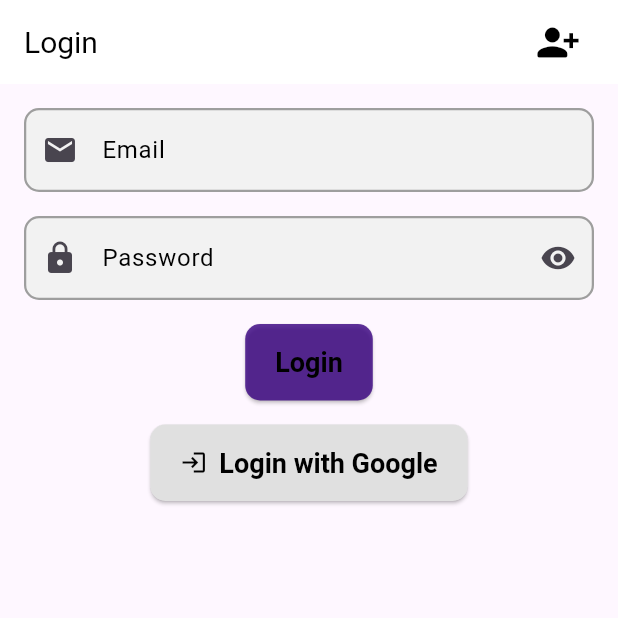
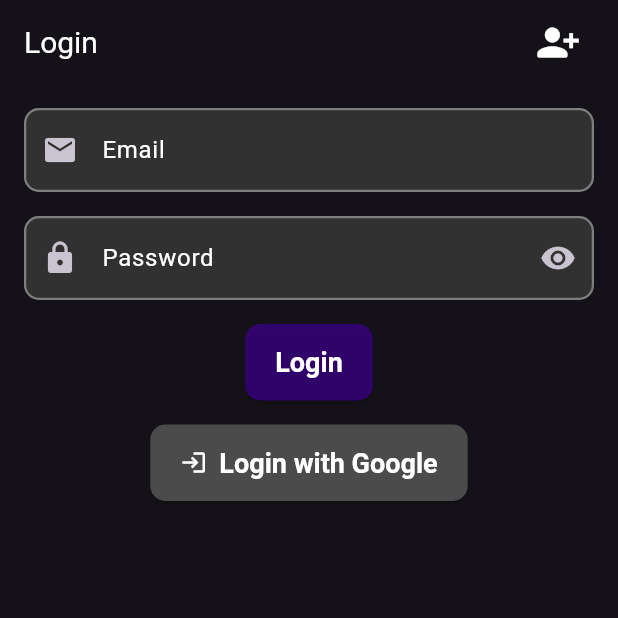
Before and after one commit to random-Kagamine-Rin-Shadow-y-un-Tilin/SEIM_Canary_Firebase, a Flutter app: the screen it shows after launch, on a phone screen of 412 x 824 dp, the top half of it. Run offline on Flutter 3.47's test engine with Material 3 defaults, Android fonts, the phone set to English and light mode, and no system bars; our stand-ins replace cloud_firestore, firebase_auth, firebase_core, firebase_database, fl_chart, google_sign_in; missing offline and left inert: bcrypt; accounts and stored records are empty.

Commit message:
1.0.0 Revision de codigo

```diff
--- a/lib/main.dart
+++ b/lib/main.dart
@@ -10,14 +10,11 @@ import 'widgets/theme_provider.dart';
 void main() async {
   WidgetsFlutterBinding.ensureInitialized();
   await Firebase.initializeApp();
-  runApp(
-    ChangeNotifierProvider(create: (_) => ThemeProvider(),
-    child: const MainApp())
-    );
+  runApp(ChangeNotifierProvider(
+      create: (_) => ThemeProvider(), child: const MainApp()));
 }
 
 class MainApp extends StatelessWidget {
-
   const MainApp({super.key});
 
   @override
@@ -25,8 +22,8 @@ class MainApp extends StatelessWidget {
     return MaterialApp(
       debugShowCheckedModeBanner: false,
       themeMode: Provider.of<ThemeProvider>(context).themeMode,
-      theme: themeMainWhite(),
-      darkTheme: themeMain(),
+      theme: themeMain() ,
+      darkTheme: themeMainWhite(),
       title: 'SEIM',
       home: const LoginScreen(),
     );
--- a/lib/screens/Users/edit_user.dart
+++ b/lib/screens/Users/edit_user.dart
@@ -98,12 +98,15 @@ class _EditUserScreenState extends State<EditUserScreen> {
         title: const Text('Editar Usuario'),
         actions: [
           IconButton(
-            icon: Icon(isWhite ? Icons.dark_mode : Icons.light_mode),
+            icon: Icon(isWhite
+                ? Icons.light_mode
+                : Icons.dark_mode), // Invertimos la lógica
             onPressed: () {
               themeProvider.toggleTheme();
             },
             tooltip: 'Cambiar tema',
           ),
+
           IconButton(
             icon: const Icon(Icons.logout),
             onPressed: _logout,
```
Also changed, not shown: 4 other files.
